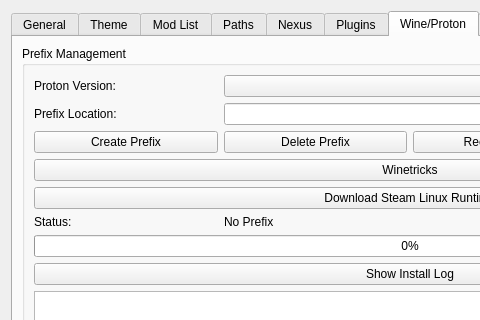
The window that src/src/settingsdialog.ui (SulfurNitride/Fluorine-Manager) describes before a commit, drawn with Qt 5; both pictures show x 0 to 480 and y 0 to 320 of the 820 by 661 pixel window.
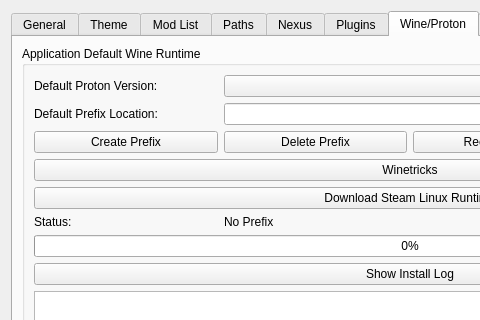
The same window after the commit. The open tabs and pages were chosen to show the change. Icons and pictures are not drawn. Custom widgets are drawn as their Qt base class.

Commit message:
Unify Wine runtime ownership
Resolve the configured prefix, compatdata layout, Proton runner, and Wine user once with explicit authority and physical identities, then carry that immutable runtime through startup recovery, launch preparation, spawn, and settings lifecycle operations.
Fail closed on invalid or changed generations, remove cross-prefix discovery fallbacks, route Basic and Gamebryo data through the selected user, and serialize prefix setup, mutation, and launch ownership.

```diff
--- a/src/src/settingsdialog.ui
+++ b/src/src/settingsdialog.ui
@@ -1811,13 +1811,13 @@
        <item>
         <widget class="QGroupBox" name="groupBox_62">
          <property name="title">
-          <string>Prefix Management</string>
+          <string>Application Default Wine Runtime</string>
          </property>
          <layout class="QGridLayout" name="gridLayout_37">
           <item row="0" column="0">
            <widget class="QLabel" name="label_62">
             <property name="text">
-             <string>Proton Version:</string>
+             <string>Default Proton Version:</string>
             </property>
            </widget>
           </item>
@@ -1827,7 +1827,7 @@
           <item row="1" column="0">
            <widget class="QLabel" name="label_63">
             <property name="text">
-             <string>Prefix Location:</string>
+             <string>Default Prefix Location:</string>
             </property>
            </widget>
           </item>
```
The commit also changes 47 other files.
